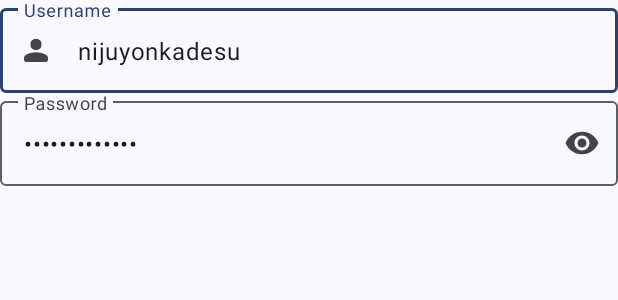
After one commit to nijuyonkadesu/Celestidesk, an Android app: the layout fragment_signup.xml on its own in the app's theme, with its tools: preview values and no code run, on a phone screen of 412 x 824 dp. The commit adds this screen. Shown: the top 300 px of the screen. Run offline under Robolectric (Android 15) with nearby library versions, the phone set to English and light mode, and no system bars.

Commit message:
simple login & signup page

```diff
--- a/app/src/main/java/one/njk/celestidesk/RequestFragment.kt
+++ b/app/src/main/java/one/njk/celestidesk/ui/RequestFragment.kt
@@ -1,4 +1,4 @@
-package one.njk.celestidesk
+package one.njk.celestidesk.ui
 
 import android.os.Bundle
 import androidx.fragment.app.Fragment
--- /dev/null
+++ b/app/src/main/res/drawable/profile.xml
@@ -0,0 +1,4 @@
+<vector android:height="24dp" android:viewportHeight="960"
+    android:viewportWidth="960" android:width="24dp" xmlns:android="http://schemas.android.com/apk/res/android">
+    <path android:fillColor="#FF000000" android:pathData="M480,479q-66,0 -108,-42t-42,-108q0,-66 42,-108t108,-42q66,0 108,42t42,108q0,66 -42,108t-108,42ZM220,800q-25,0 -42.5,-17.5T160,740v-34q0,-38 19,-65t49,-41q67,-30 128.5,-45T480,540q62,0 123,15.5T731,600q31,14 50,41t19,65v34q0,25 -17.5,42.5T740,800L220,800Z"/>
+</vector>
--- a/app/src/main/res/layout/fragment_request.xml
+++ b/app/src/main/res/layout/fragment_request.xml
@@ -4,7 +4,7 @@
     xmlns:tools="http://schemas.android.com/tools"
     android:layout_width="match_parent"
     android:layout_height="match_parent"
-    tools:context=".RequestFragment">
+    tools:context=".ui.RequestFragment">
 
     <androidx.constraintlayout.widget.ConstraintLayout
         android:layout_width="match_parent"
--- /dev/null
+++ b/app/src/main/res/layout/fragment_signup.xml
@@ -0,0 +1,45 @@
+<?xml version="1.0" encoding="utf-8"?>
+<androidx.constraintlayout.widget.ConstraintLayout xmlns:android="http://schemas.android.com/apk/res/android"
+    android:layout_width="match_parent"
+    android:layout_height="match_parent"
+    xmlns:app="http://schemas.android.com/apk/res-auto">
+
+    <com.google.android.material.textfield.TextInputLayout
+        android:id="@+id/username"
+        style="@style/ThemeOverlay.Material3.TextInputEditText.OutlinedBox.Dense"
+        app:startIconDrawable="@drawable/profile"
+        android:layout_width="match_parent"
+        android:layout_height="wrap_content"
+        android:hint="@string/hint_username"
+        app:layout_constraintTop_toTopOf="parent"
+        app:layout_constraintLeft_toLeftOf="parent">
+
+        <com.google.android.material.textfield.TextInputEditText
+            android:layout_width="match_parent"
+            android:layout_height="wrap_content"
+            android:inputType="textPersonName"
+            android:imeOptions="actionNext"
+            android:text="nijuyonkadesu" />
+
+    </com.google.android.material.textfield.TextInputLayout>
+
+    <com.google.android.material.textfield.TextInputLayout
+        android:id="@+id/password"
+        style="@style/ThemeOverlay.Material3.TextInputEditText.OutlinedBox.Dense"
+        android:layout_width="match_parent"
+        android:layout_height="wrap_content"
+        android:hint="@string/hint_password"
+        app:endIconMode="password_toggle"
+        app:layout_constraintTop_toBottomOf="@id/username"
+        app:layout_constraintLeft_toLeftOf="@id/username">
+
+        <com.google.android.material.textfield.TextInputEditText
+            android:layout_width="match_parent"
+            android:layout_height="wrap_content"
+            android:inputType="textPassword"
+            android:imeOptions="actionDone"
+            android:text="nijuyonkadesu" />
+
+    </com.google.android.material.textfield.TextInputLayout>
+
+</androidx.constraintlayout.widget.ConstraintLayout>
--- a/app/src/main/res/navigation/nav_graph.xml
+++ b/app/src/main/res/navigation/nav_graph.xml
@@ -7,7 +7,7 @@
 
     <fragment
         android:id="@+id/FirstFragment"
-        android:name="one.njk.celestidesk.RequestFragment"
+        android:name="one.njk.celestidesk.ui.RequestFragment"
         android:label="@string/request_fragment_label"
         tools:layout="@layout/fragment_request">
     </fragment>
--- a/app/src/main/res/values/strings.xml
+++ b/app/src/main/res/values/strings.xml
@@ -44,4 +44,6 @@
         vestibulum. Fusce dictum libero quis erat maximus, vitae volutpat diam dignissim.
     </string>
     <string name="request_fragment_label">Celestidesk</string>
+    <string name="hint_username">Username</string>
+    <string name="hint_password">Password</string>
 </resources>
```
Also changed, not shown: app/src/main/java/one/njk/celestidesk/ui/LoginFragment.kt (added, +27 -0 lines), app/src/main/res/layout/fragment_login.xml (added, +47 -0 lines).
